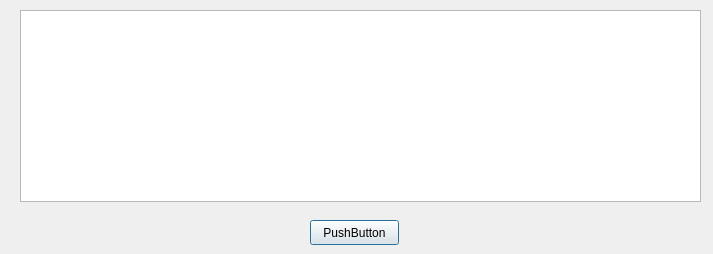
Old version of the form qt_app/form_queryresult.ui in the repository mehmetrizaoz/5_product_line_automation.
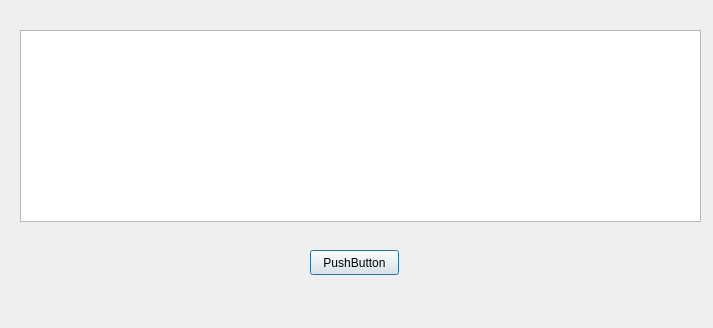
New version of the form.

```diff
--- a/qt_app/form_queryresult.ui
+++ b/qt_app/form_queryresult.ui
@@ -7,7 +7,7 @@
     <x>0</x>
     <y>0</y>
     <width>713</width>
-    <height>254</height>
+    <height>328</height>
    </rect>
   </property>
   <property name="windowTitle">
@@ -20,7 +20,7 @@
    <property name="geometry">
     <rect>
      <x>20</x>
-     <y>10</y>
+     <y>30</y>
      <width>681</width>
      <height>192</height>
     </rect>
@@ -30,7 +30,7 @@
    <property name="geometry">
     <rect>
      <x>310</x>
-     <y>220</y>
+     <y>250</y>
      <width>89</width>
      <height>25</height>
     </rect>
```
